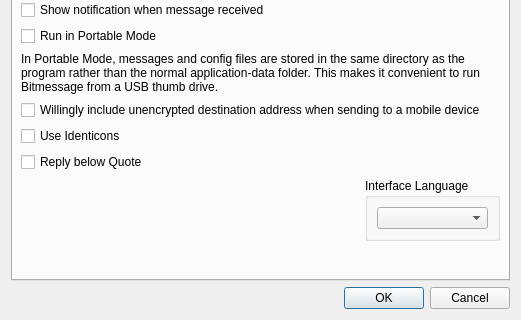
This is src/bitmessageqt/settings.ui in Bitmessage/PyBitmessage as Qt 5 draws it before an edit; both pictures show x 0 to 521 and y 216 to 536 of the 521 by 536 pixel window. The edited form follows.
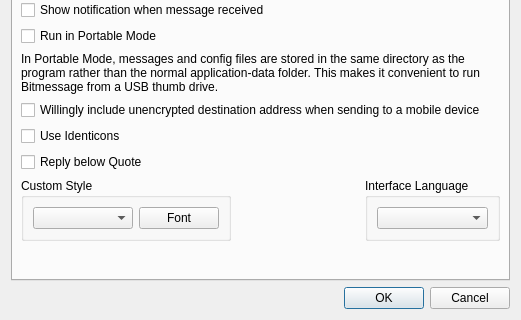
This is the edited form. Custom widgets are drawn as their Qt base class.

Commit message: Allow user to set a base Qt window style and the font (family and size only)

```diff
--- a/src/bitmessageqt/settings.ui
+++ b/src/bitmessageqt/settings.ui
@@ -147,6 +147,32 @@
          </property>
         </widget>
        </item>
+       <item row="9" column="0">
+        <widget class="QGroupBox" name="groupBoxStyle">
+         <property name="title">
+          <string>Custom Style</string>
+         </property>
+         <layout class="QHBoxLayout">
+          <item>
+           <widget class="QComboBox" name="comboBoxStyle">
+            <property name="minimumSize">
+             <size>
+              <width>100</width>
+              <height>0</height>
+             </size>
+            </property>
+           </widget>
+          </item>
+	  <item>
+           <widget class="QPushButton" name="buttonFont">
+            <property name="text">
+             <string>Font</string>
+            </property>
+           </widget>
+          </item>
+	 </layout>
+        </widget>
+       </item>
        <item row="9" column="1">
         <widget class="QGroupBox" name="groupBox">
          <property name="title">
```
Left out of the diff: 6 changed lines with no effect on the pictures. The commit also changes 2 other files.
